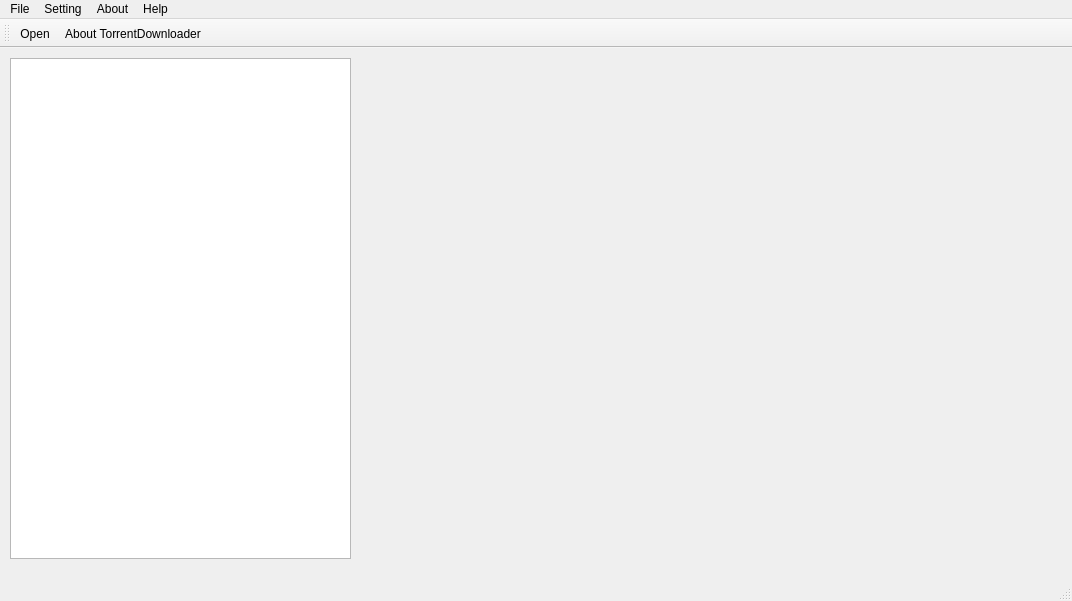
Old version of the form torrentdownloader.ui in the repository Alexlivtex/TorrentDownloader.
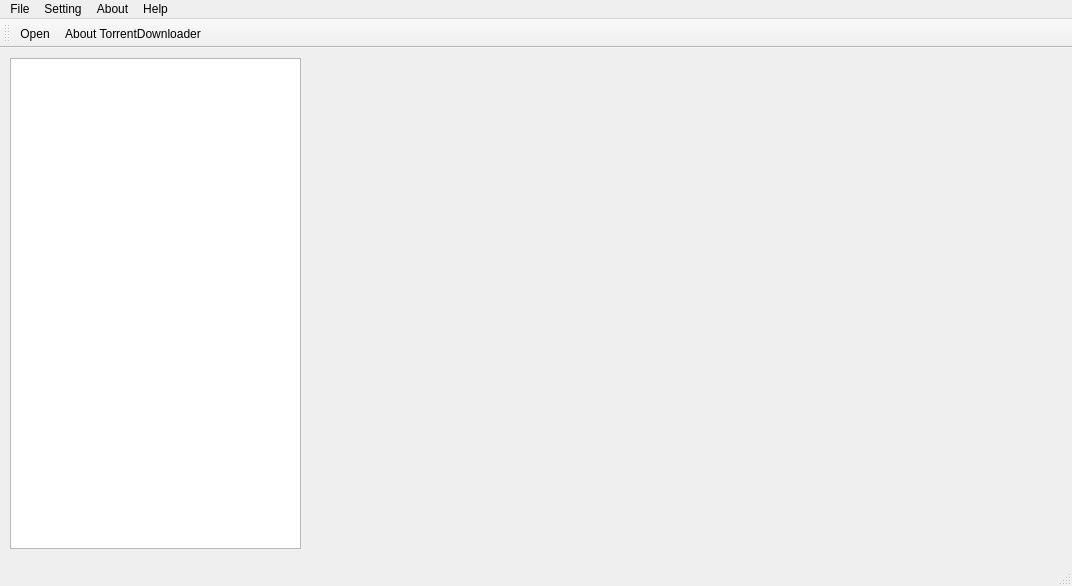
New version of the form. Icons and pictures are not drawn.

Commit message: Changed the list view item

```diff
--- a/torrentdownloader.ui
+++ b/torrentdownloader.ui
@@ -7,20 +7,20 @@
     <x>0</x>
     <y>0</y>
     <width>1072</width>
-    <height>601</height>
+    <height>586</height>
    </rect>
   </property>
   <property name="windowTitle">
    <string>TorrentDownloader</string>
   </property>
   <widget class="QWidget" name="centralWidget">
-   <widget class="QListView" name="listView">
+   <widget class="QListWidget" name="listWidget">
     <property name="geometry">
      <rect>
       <x>10</x>
       <y>10</y>
-      <width>341</width>
-      <height>501</height>
+      <width>291</width>
+      <height>491</height>
      </rect>
     </property>
    </widget>
```
Left out of the diff: 3 changed lines with no effect on the pictures. The commit also changes 2 other files.
